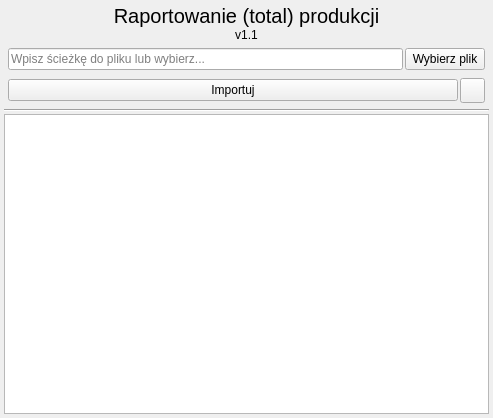
Above: Forms/raportowanie_total_prod.ui from kolomir/place_v2 before the change. Below: the same form after it.
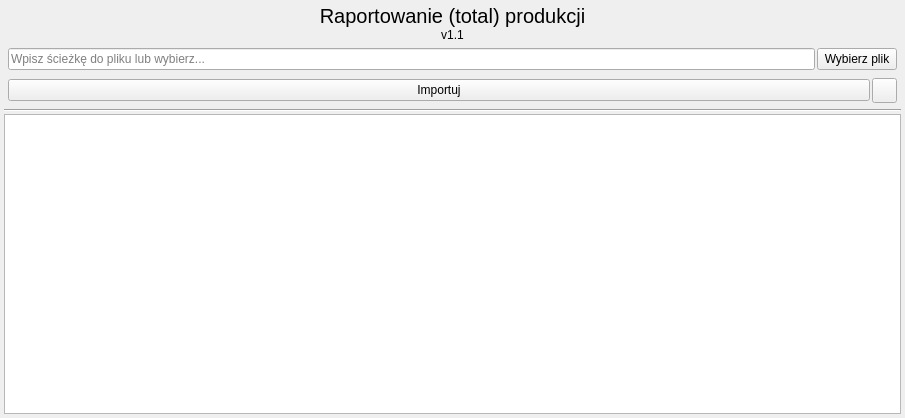
That is the form after the change. Icons and pictures are not drawn.

What changed in the file:
```diff
--- a/Forms/raportowanie_total_prod.ui
+++ b/Forms/raportowanie_total_prod.ui
@@ -6,7 +6,7 @@
    <rect>
     <x>0</x>
     <y>0</y>
-    <width>493</width>
+    <width>905</width>
     <height>418</height>
    </rect>
   </property>
```
